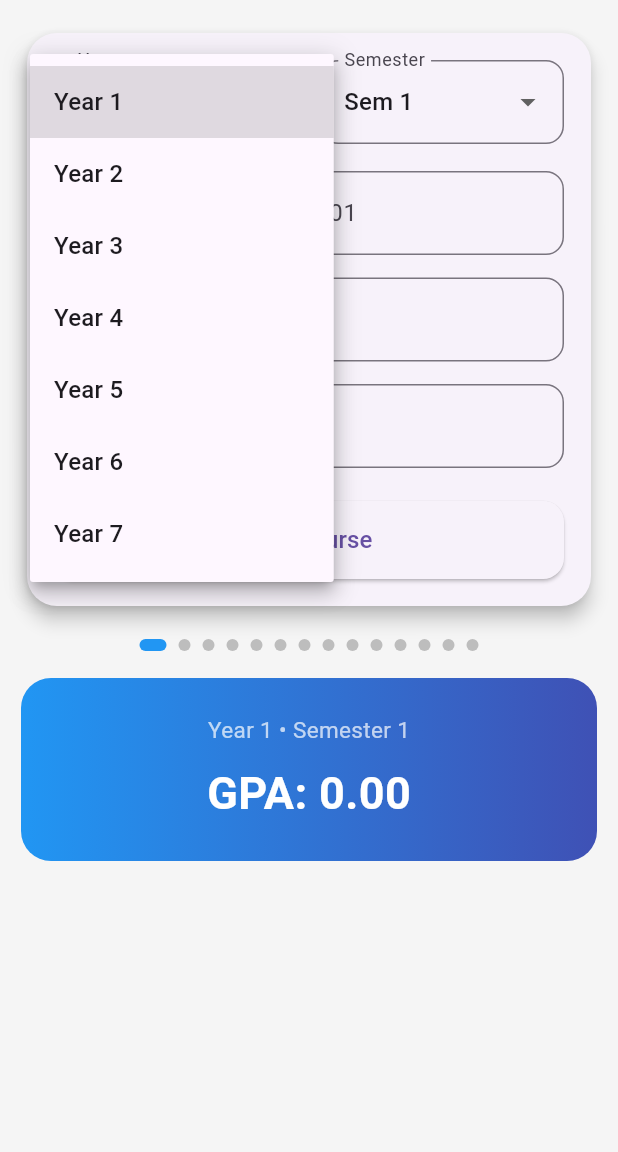
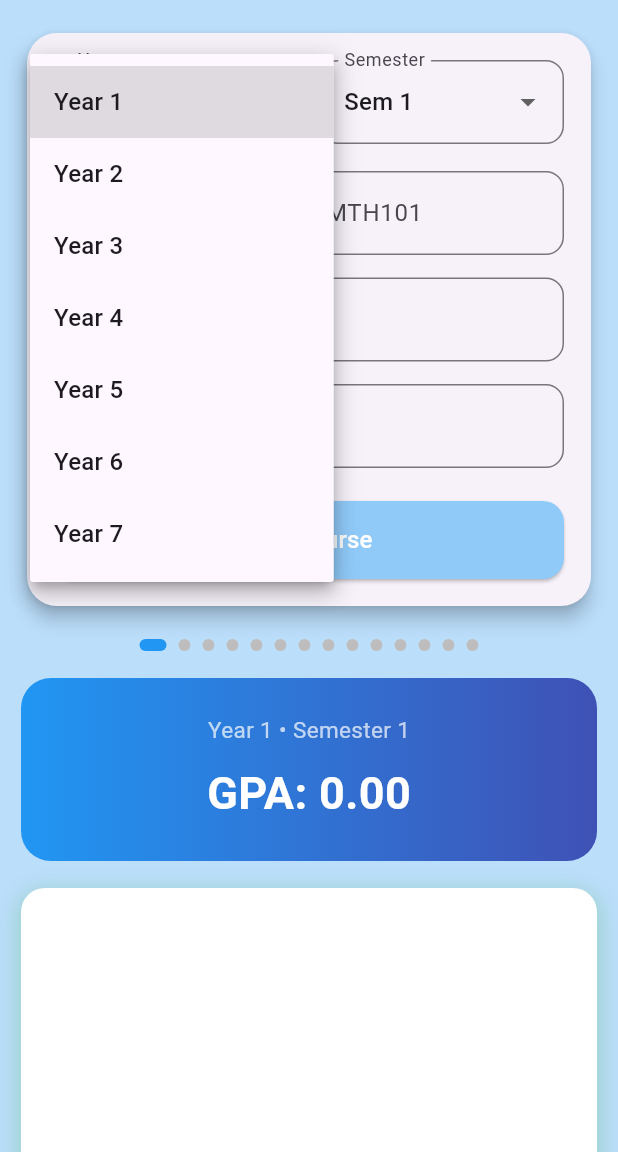
Before and after one commit to Trimaxcoder/CGPA-CALCULATOR, a Flutter app: the screen it shows after launch, after a tap on an icon or button, on a phone screen of 412 x 824 dp, the part 84-1236 px from its top. Run offline on Flutter 3.47's test engine with Material 3 defaults, Android fonts, the phone set to English and light mode, and no system bars; our stand-ins replace printing, shared_preferences.

Commit message:
Very UI updates

```diff
--- a/lib/main.dart
+++ b/lib/main.dart
@@ -69,12 +69,156 @@ Color getColor(int score) {
 
 /* ================= APP ================= */
 
-class MyApp extends StatefulWidget {
+class MyApp extends StatelessWidget {
   @override
-  State<MyApp> createState() => _MyAppState();
+  Widget build(BuildContext context) {
+    return MaterialApp(debugShowCheckedModeBanner: false, home: SplashScreen());
+  }
 }
 
-class _MyAppState extends State<MyApp> {
+/* ================= SPLASH SCREEN ================= */
+
+class SplashScreen extends StatefulWidget {
+  @override
+  State<SplashScreen> createState() => _SplashScreenState();
+}
+
+class _SplashScreenState extends State<SplashScreen>
+    with SingleTickerProviderStateMixin {
+  late AnimationController _controller;
+  late Animation<double> _fadeAnimation;
+  late Animation<double> _scaleAnimation;
+
+  @override
+  void initState() {
+    super.initState();
+
+    _controller = AnimationController(
+      vsync: this,
+      duration: Duration(milliseconds: 1200),
+    );
+
+    _fadeAnimation = Tween<double>(
+      begin: 0.0,
+      end: 1.0,
+    ).animate(CurvedAnimation(parent: _controller, curve: Curves.easeIn));
+
+    _scaleAnimation = Tween<double>(
+      begin: 0.7,
+      end: 1.0,
+    ).animate(CurvedAnimation(parent: _controller, curve: Curves.easeOutBack));
+
+    _controller.forward();
+
+    // Navigate to HomeScreen after 3 seconds
+    Future.delayed(Duration(seconds: 2), () {
+      if (mounted) {
+        Navigator.of(context).pushReplacement(
+          PageRouteBuilder(
+            transitionDuration: Duration(milliseconds: 600),
+            pageBuilder: (_, __, ___) => HomeScreen(),
+            transitionsBuilder: (_, animation, __, child) {
+              return FadeTransition(opacity: animation, child: child);
+            },
+          ),
+        );
+      }
+    });
+  }
+
+  @override
+  void dispose() {
+    _controller.dispose();
+    super.dispose();
+  }
+
+  @override
+  Widget build(BuildContext context) {
+    return Scaffold(
+      body: Container(
+        width: double.infinity,
+        height: double.infinity,
+        decoration: BoxDecoration(
+          gradient: LinearGradient(
+            colors: [Colors.blue.shade700, Colors.indigo.shade900],
+            begin: Alignment.topLeft,
+            end: Alignment.bottomRight,
+          ),
+        ),
+        child: FadeTransition(
+          opacity: _fadeAnimation,
+          child: ScaleTransition(
+            scale: _scaleAnimation,
+            child: Column(
+              mainAxisAlignment: MainAxisAlignment.center,
+              children: [
+                // Icon
+                Container(
+                  width: 110,
+                  height: 110,
+                  decoration: BoxDecoration(
+                    color: Colors.white.withOpacity(0.15),
+                    shape: BoxShape.circle,
+                  ),
+                  child: Icon(Icons.school, size: 60, color: Colors.white),
+                ),
+
+                SizedBox(height: 30),
+
+                // App name
+                Text(
+                  "CGPA Calculator",
+                  style: TextStyle(
+                    color: Colors.white,
+                    fontSize: 28,
+                    fontWeight: FontWeight.bold,
+                    letterSpacing: 1.2,
+                  ),
+                ),
+
+                SizedBox(height: 10),
+
+                // Subtitle
+                Text(
+                  "Track your academic performance",
+                  style: TextStyle(color: Colors.white70, fontSize: 15),
+                ),
+
+                SizedBox(height: 60),
+
+                Text(
+                  "Developed by TRIMAX",
+                  style: TextStyle(color: Colors.white70, fontSize: 18),
+                ),
+
+                SizedBox(height: 60),
+
+                // Loading indicator
+                SizedBox(
+                  width: 36,
+                  height: 36,
+                  child: CircularProgressIndicator(
+                    color: Colors.white,
+                    strokeWidth: 3,
+                  ),
+                ),
+              ],
+            ),
+          ),
+        ),
+      ),
+    );
+  }
+}
+
+/* ================= HOME SCREEN ================= */
+
+class HomeScreen extends StatefulWidget {
+  @override
+  State<HomeScreen> createState() => _HomeScreenState();
+}
+
+class _HomeScreenState extends State<HomeScreen> {
   List<Course> courses = [];
 
   final nameController = TextEditingController();
@@ -253,14 +397,21 @@ class _MyAppState extends State<MyApp> {
     selectedSemester = course.semester;
 
     setState(() {
-      courses.remove(course);
+      courses.removeWhere(
+        (c) =>
+            c.name == course.name &&
+            c.score == course.score &&
+            c.unit == course.unit &&
+            c.year == course.year &&
+            c.semester == course.semester,
+      );
       currentPage = getCurrentIndex();
     });
 
+    saveCourses();
+
     pageController.jumpToPage(currentPage);
   }
-
-  /* ================= DELETE ================= */
 
   /* ================= DELETE COURSE ================= */
 
@@ -302,7 +453,14 @@ class _MyAppState extends State<MyApp> {
 
     if (confirm == true) {
       setState(() {
-        courses.remove(course);
+        courses.removeWhere(
+          (c) =>
+              c.name == course.name &&
+              c.score == course.score &&
+              c.unit == course.unit &&
+              c.year == course.year &&
+              c.semester == course.semester,
+        );
       });
 
       await saveCourses();
@@ -397,13 +555,10 @@ class _MyAppState extends State<MyApp> {
 
   @override
   Widget build(BuildContext context) {
-    return MaterialApp(
-      debugShowCheckedModeBanner: false,
-
-      theme: isDarkMode ? ThemeData.dark() : ThemeData.light(),
-
-      home: Scaffold(
-        backgroundColor: isDarkMode ? Colors.black : Colors.grey.shade100,
+    return Theme(
+      data: isDarkMode ? ThemeData.dark() : ThemeData.light(),
+      child: Scaffold(
+        backgroundColor: isDarkMode ? Colors.black : Colors.blue[100],
 
         appBar: AppBar(
           elevation: 0,
@@ -523,7 +678,7 @@ class _MyAppState extends State<MyApp> {
                               controller: nameController,
 
                               decoration: InputDecoration(
-                                hintText: "Course e.g MTH101",
+                                hintText: "Course Code e.g MTH101",
 
                                 prefixIcon: Icon(Icons.book),
 
@@ -579,6 +734,8 @@ class _MyAppState extends State<MyApp> {
                                 onPressed: addCourse,
 
                                 style: ElevatedButton.styleFrom(
+                                  backgroundColor: Colors.blue[200],
+                                  foregroundColor: Colors.white,
                                   shape: RoundedRectangleBorder(
                                     borderRadius: BorderRadius.circular(14),
                                   ),
@@ -674,6 +831,22 @@ class _MyAppState extends State<MyApp> {
 
                               /* COURSE LIST */
                               Expanded(
+                                child: Container(
+                                  padding: EdgeInsets.all(
+                                    10,
+                                  ), // padding for whole list area
+                                  decoration: BoxDecoration(
+                                    color: Colors.white,
+                                    borderRadius: BorderRadius.circular(16),
+                                    boxShadow: [
+                                      BoxShadow(
+                                        color: Colors.green.withOpacity(0.3),
+                                        blurRadius: 12,
+                                        spreadRadius: 2,
+                                        offset: Offset(0, 4),
+                                      ),
+                                    ],
+                                  ),
                                   child: list.isEmpty
                                       ? Center(
                                           child: Text(
@@ -692,7 +865,9 @@ class _MyAppState extends State<MyApp> {
                                             return Card(
                                               elevation: 3,
 
-                                            margin: EdgeInsets.only(bottom: 14),
+                                              margin: EdgeInsets.only(
+                                                bottom: 14,
+                                              ),
 
                                               shape: RoundedRectangleBorder(
                                                 borderRadius:
@@ -733,7 +908,8 @@ class _MyAppState extends State<MyApp> {
                                                     c.name,
 
                                                     style: TextStyle(
-                                                    fontWeight: FontWeight.bold,
+                                                      fontWeight:
+                                                          FontWeight.bold,
                                                       fontSize: 16,
                                                     ),
                                                   ),
@@ -782,6 +958,7 @@ class _MyAppState extends State<MyApp> {
                                           },
                                         ),
                                 ),
+                              ),
                             ],
                           ),
                         );
@@ -807,6 +984,9 @@ class _MyAppState extends State<MyApp> {
 
                       decoration: BoxDecoration(
                         color: Colors.black87,
+                        gradient: LinearGradient(
+                          colors: [Colors.black, Colors.indigo],
+                        ),
 
                         borderRadius: BorderRadius.circular(20),
 
```
Lines whose indentation alone changed are shown as unchanged.
